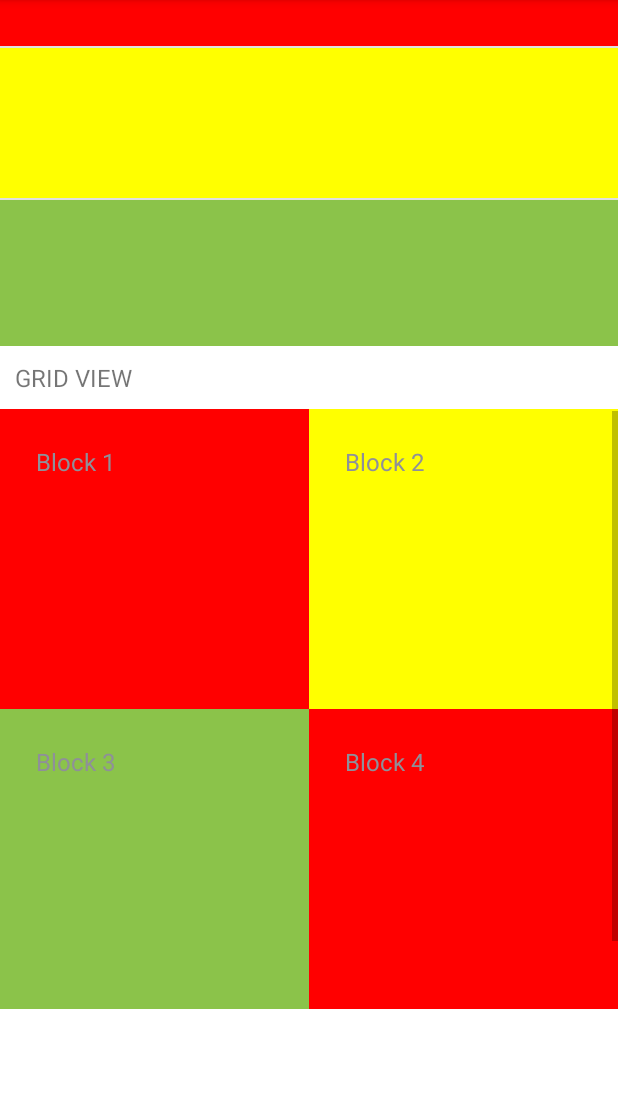
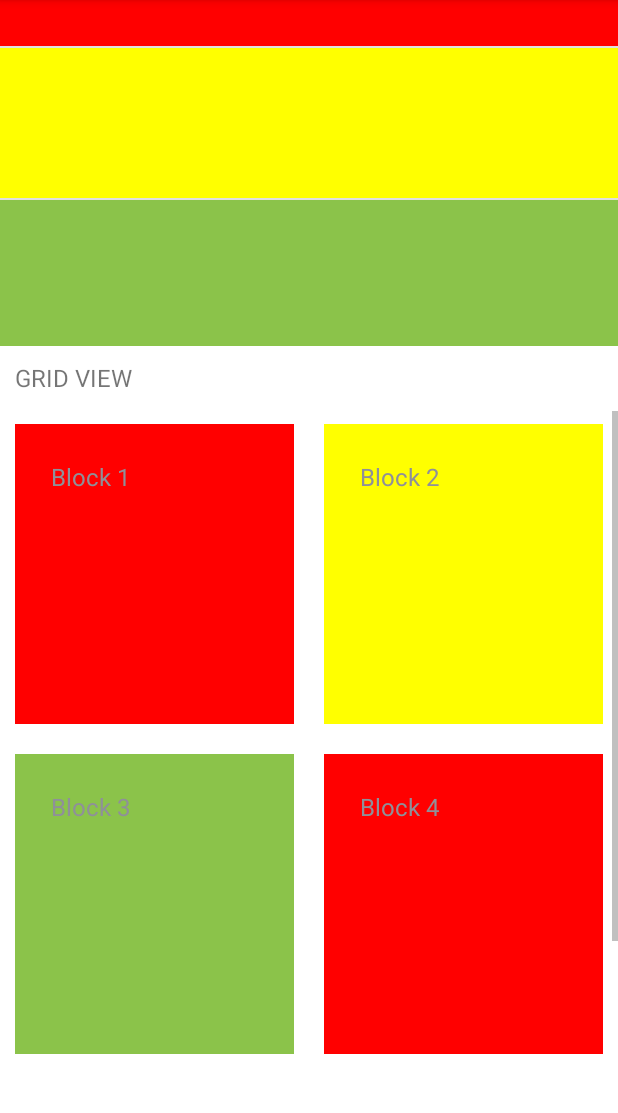
Before and after one commit to SungThanCong/Mobile_Lab_20521133, an Android app: the screen it shows after launch (MainActivity), scrolled down 537 dp, on a phone screen of 412 x 824 dp, the part 84-1197 px from its top. Run offline under Robolectric (Android 15) with nearby library versions, the phone set to English and light mode, and no system bars.

Commit message:
margin block grid item

```diff
--- a/app/src/main/res/layout/block_item_view.xml
+++ b/app/src/main/res/layout/block_item_view.xml
@@ -5,7 +5,8 @@
     <FrameLayout
         android:id="@+id/frameLayout"
         android:layout_width="match_parent"
-        android:layout_height="200dp">
+        android:layout_height="200dp"
+        android:layout_margin="10dp">
         <TextView
             android:id="@+id/txtContent"
             android:layout_width="match_parent"
```
